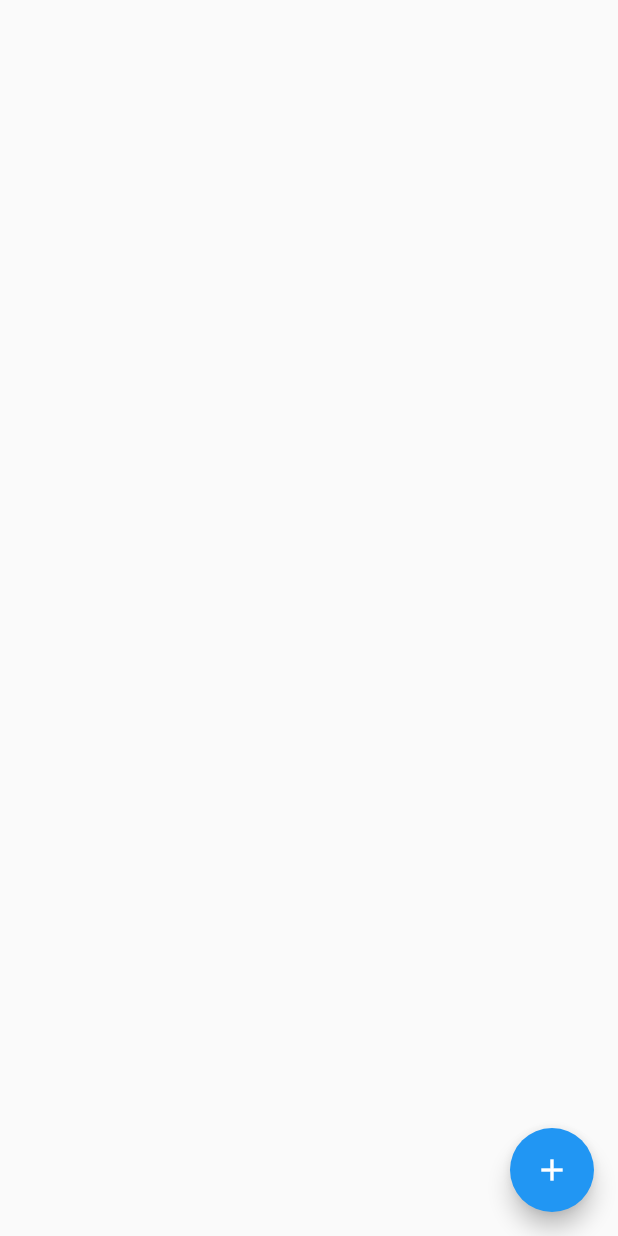
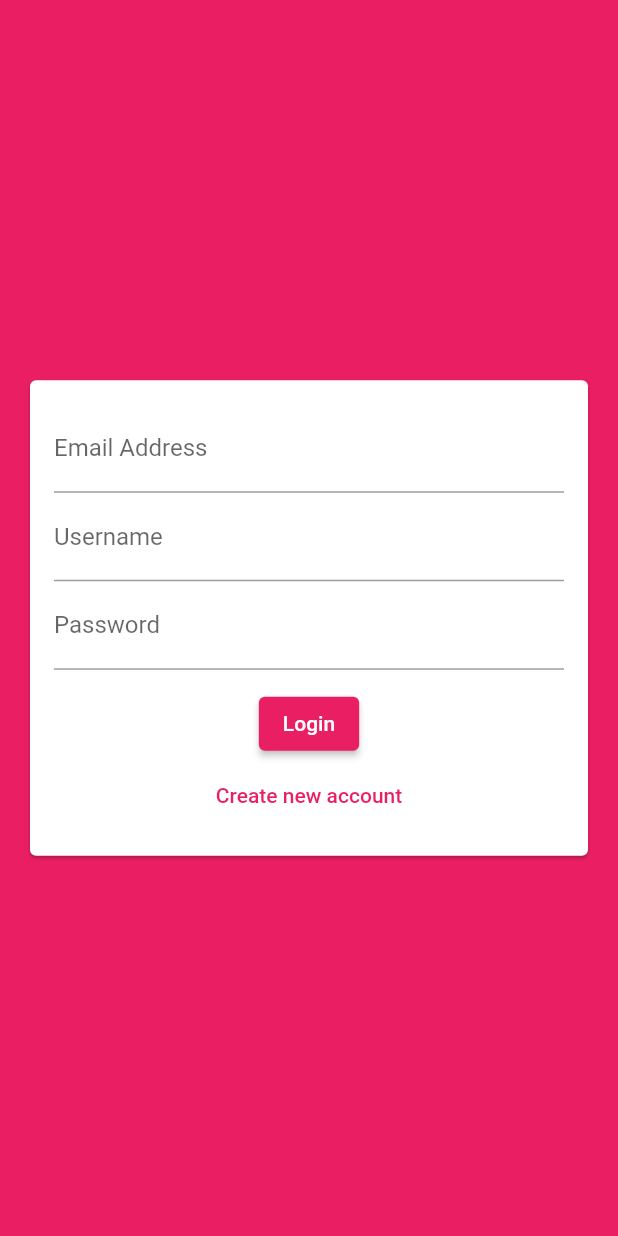
Before and after one commit to CharwekarAkshay/chat_application, a Flutter app: the screen it shows after launch, on a phone screen of 412 x 824 dp. Run offline on Flutter 3.47's test engine with Material 2 defaults, Android fonts, the phone set to English and light mode, and no system bars; our stand-ins replace cloud_firestore, firebase_core; accounts and stored records are empty.

Commit message:
Added theme to app

```diff
--- a/lib/main.dart
+++ b/lib/main.dart
@@ -1,3 +1,4 @@
+import 'package:chat_application/screens/auth_screen.dart';
 import 'package:chat_application/screens/chat_screen.dart';
 import 'package:flutter/material.dart';
 
@@ -12,9 +13,20 @@ class MyApp extends StatelessWidget {
       title: 'Chat Application',
       debugShowCheckedModeBanner: false,
       theme: ThemeData(
-        primarySwatch: Colors.blue,
+        primarySwatch: Colors.pink,
+        backgroundColor: Colors.pink,
+        accentColor: Colors.deepPurple,
+        accentColorBrightness: Brightness.dark,
+        buttonTheme: ButtonTheme.of(context).copyWith(
+          buttonColor: Colors.pink,
+          textTheme: ButtonTextTheme.primary,
+          shape: RoundedRectangleBorder(
+            borderRadius: BorderRadius.circular(20),
+          ),
+        ),
       ),
-      home: ChatScreen(),
+      // home: ChatScreen(),
+      home: AuthScreen(),
     );
   }
 }
--- a/lib/screens/auth_screen.dart
+++ b/lib/screens/auth_screen.dart
@@ -0,0 +1,19 @@
+import 'package:chat_application/widgets/auth_form.dart';
+import 'package:flutter/material.dart';
+
+class AuthScreen extends StatefulWidget {
+  const AuthScreen({ Key? key }) : super(key: key);
+
+  @override
+  _AuthScreenState createState() => _AuthScreenState();
+}
+
+class _AuthScreenState extends State<AuthScreen> {
+  @override
+  Widget build(BuildContext context) {
+    return Scaffold(
+       backgroundColor: Theme.of(context).primaryColor,
+       body: AuthForm(),
+    );
+  }
+}
--- /dev/null
+++ b/lib/widgets/auth_form.dart
@@ -0,0 +1,58 @@
+import 'package:flutter/material.dart';
+
+class AuthForm extends StatefulWidget {
+  const AuthForm({
+    Key? key,
+  }) : super(key: key);
+
+  @override
+  _AuthFormState createState() => _AuthFormState();
+}
+
+class _AuthFormState extends State<AuthForm> {
+  @override
+  Widget build(BuildContext context) {
+    return Center(
+      child: Card(
+        margin: const EdgeInsets.all(20),
+        child: SingleChildScrollView(
+            child: Padding(
+          padding: const EdgeInsets.all(16),
+          child: Form(
+            child: Column(
+              mainAxisSize: MainAxisSize.min,
+              children: [
+                TextFormField(
+                  keyboardType: TextInputType.emailAddress,
+                  decoration: InputDecoration(
+                    labelText: 'Email Address',
+                  ),
+                ),
+                TextFormField(
+                  decoration: InputDecoration(
+                    labelText: 'Username',
+                  ),
+                ),
+                TextFormField(
+                  obscureText: true,
+                  decoration: InputDecoration(
+                    labelText: 'Password',
+                  ),
+                ),
+                SizedBox(height: 12),
+                ElevatedButton(
+                  onPressed: () {},
+                  child: Text('Login'),
+                ),
+                TextButton(
+                  onPressed: () {},
+                  child: Text("Create new account"),
+                ),
+              ],
+            ),
+          ),
+        )),
+      ),
+    );
+  }
+}
```
Also changed, not shown: 1 other file.
